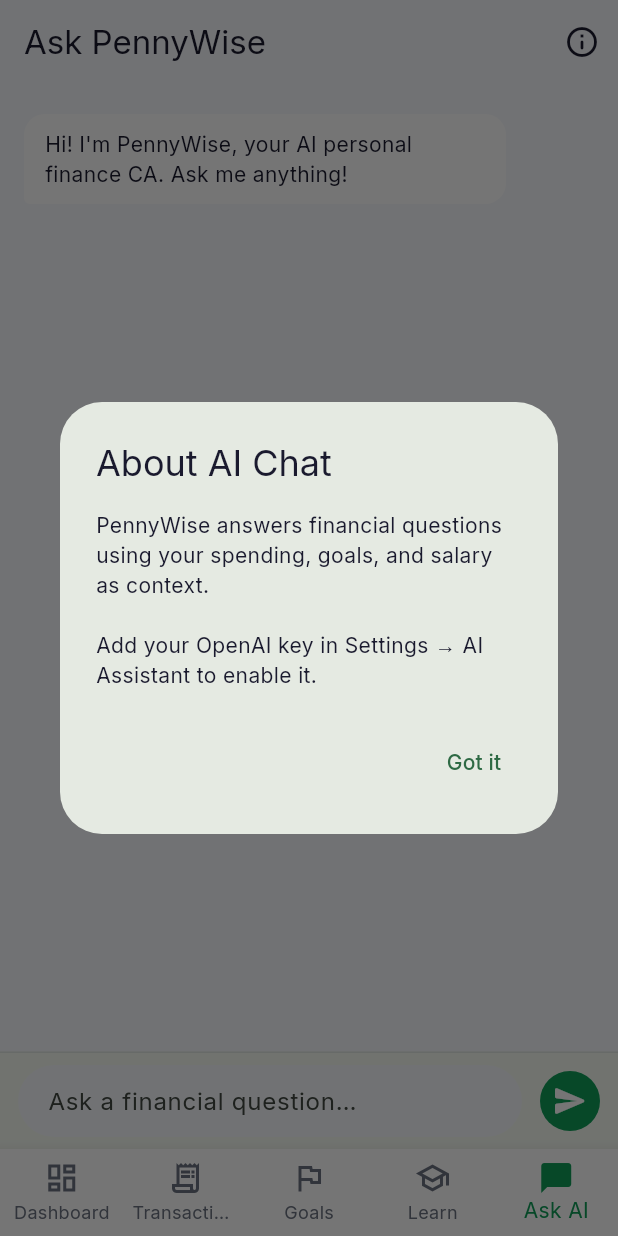
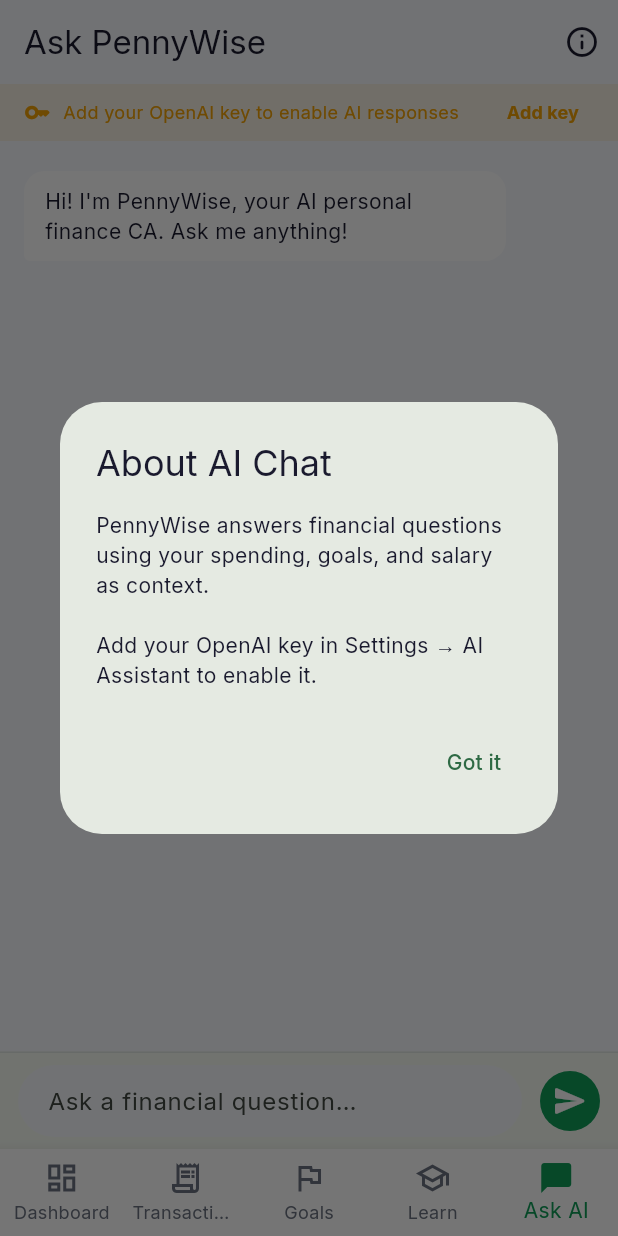
Before and after one commit to etarutkarsh/PennyWise-AI-Your-Personal-AI-CA-for-Spending-Saving-Investing, a Flutter app: the ChatScreen screen opened by its route, after a tap on the "info outline" icon, on a phone screen of 412 x 824 dp. Run offline on Flutter 3.47's test engine with Material 3 defaults, Android fonts, the phone set to English and light mode, and no system bars; our stand-ins replace dio, fl_chart, flutter_secure_storage, go_router, google_fonts, image_picker and 2 more; missing offline and left inert: google_mlkit_text_recognition; accounts and stored records are empty; network calls fail.

Commit message:
Improve OpenAI key discoverability across AI features
- Dashboard AppBar: add Settings gear icon so users can reach API key setup
- InsightsScreen: fix 'Add your key' banner to navigate to /settings instead of popping
- ChatScreen: show persistent amber banner with 'Add key' shortcut when no OpenAI key is set; banner disappears after key is saved

Co-Authored-By: Claude Sonnet 4.6 <noreply@anthropic.com>

```diff
--- a/mobile/lib/features/ai/chat/presentation/screens/chat_screen.dart
+++ b/mobile/lib/features/ai/chat/presentation/screens/chat_screen.dart
@@ -1,5 +1,6 @@
 import 'package:flutter/material.dart';
 import 'package:dio/dio.dart';
+import 'package:go_router/go_router.dart';
 
 import '../../../../../core/constants/api_constants.dart';
 import '../../../../../core/services/app_services.dart';
@@ -24,11 +25,18 @@ class _ChatScreenState extends State<ChatScreen> {
   final List<_ChatMessage> _messages = [];
   bool _isLoading = false;
   bool _loadingHistory = true;
+  bool _hasKey = false;
 
   @override
   void initState() {
     super.initState();
     _loadHistory();
+    _checkKey();
+  }
+
+  Future<void> _checkKey() async {
+    final has = await AppServices.instance.ai.hasKey();
+    if (mounted) setState(() => _hasKey = has);
   }
 
   Future<void> _loadHistory() async {
@@ -150,6 +158,11 @@ class _ChatScreenState extends State<ChatScreen> {
       body: Column(
         children: [
           if (_loadingHistory) const LinearProgressIndicator(minHeight: 2),
+          if (!_loadingHistory && !_hasKey)
+            _NoKeyBanner(onSetKey: () async {
+              await context.push('/settings');
+              _checkKey();
+            }),
           Expanded(
             child: ListView.builder(
               controller: _scrollController,
@@ -280,3 +293,42 @@ class _InputBar extends StatelessWidget {
     );
   }
 }
+
+class _NoKeyBanner extends StatelessWidget {
+  const _NoKeyBanner({required this.onSetKey});
+  final VoidCallback onSetKey;
+
+  @override
+  Widget build(BuildContext context) {
+    return Container(
+      width: double.infinity,
+      padding: const EdgeInsets.symmetric(horizontal: 16, vertical: 10),
+      color: AppColors.accent.withValues(alpha: 0.1),
+      child: Row(
+        children: [
+          const Icon(Icons.key_rounded, color: AppColors.accent, size: 18),
+          const SizedBox(width: 8),
+          const Expanded(
+            child: Text(
+              'Add your OpenAI key to enable AI responses',
+              style: TextStyle(fontSize: 12, color: AppColors.accent),
+            ),
+          ),
+          TextButton(
+            style: TextButton.styleFrom(
+              padding: const EdgeInsets.symmetric(horizontal: 10),
+              minimumSize: Size.zero,
+              tapTargetSize: MaterialTapTargetSize.shrinkWrap,
+            ),
+            onPressed: onSetKey,
+            child: const Text('Add key',
+                style: TextStyle(
+                    fontSize: 12,
+                    fontWeight: FontWeight.w700,
+                    color: AppColors.accent)),
+          ),
+        ],
+      ),
+    );
+  }
+}
--- a/mobile/lib/features/dashboard/presentation/screens/dashboard_screen.dart
+++ b/mobile/lib/features/dashboard/presentation/screens/dashboard_screen.dart
@@ -83,6 +83,10 @@ class _DashboardScreenState extends State<DashboardScreen> {
           IconButton(
             icon: const Icon(Icons.notifications_none_rounded),
             onPressed: () => context.push('/notifications'),
+          ),
+          IconButton(
+            icon: const Icon(Icons.settings_outlined),
+            onPressed: () => context.push('/settings'),
           ),
         ],
       ),
--- a/mobile/lib/features/insights/presentation/screens/insights_screen.dart
+++ b/mobile/lib/features/insights/presentation/screens/insights_screen.dart
@@ -1,4 +1,5 @@
 import 'package:flutter/material.dart';
+import 'package:go_router/go_router.dart';
 import 'package:intl/intl.dart';
 
 import '../../../../core/services/app_services.dart';
@@ -176,7 +177,7 @@ class _AiKeyBanner extends StatelessWidget {
             ),
           ),
           TextButton(
-            onPressed: () => Navigator.of(context).pop(),
+            onPressed: () => context.push('/settings'),
             child: const Text('Settings'),
           ),
         ],
```
